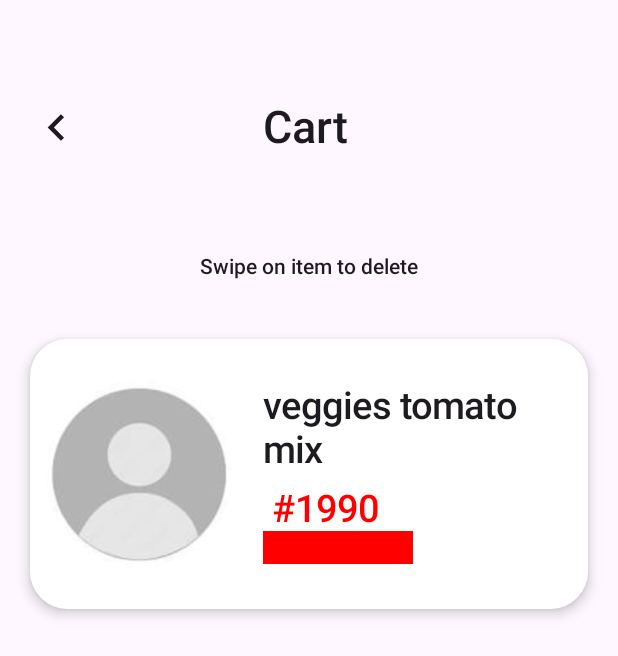
After one commit to bhavya89hr/FoodOrderApp, an Android app built with Jetpack Compose: the @Preview function CartScreen, on a phone screen of 412 x 824 dp. The commit adds this screen. Shown: the top 656 px of the screen. Run offline under Robolectric (Android 15) with nearby library versions, the phone set to English and light mode, and no system bars.

Commit message:
cart screen

```diff
--- a/app/src/main/java/com/bhavya/foodorder/MainActivity.kt
+++ b/app/src/main/java/com/bhavya/foodorder/MainActivity.kt
@@ -15,6 +15,7 @@ import androidx.navigation.NavController
 import androidx.navigation.NavHostController
 import com.bhavya.foodorder.navigation.FoNavigation
 import com.bhavya.foodorder.screens.GetStarted
+import com.bhavya.foodorder.screens.HomeScreen.HomeScreen
 import com.bhavya.foodorder.screens.profileScreen.Navigation.ProfileNav
 import com.bhavya.foodorder.screens.profileScreen.profileScreen
 
@@ -29,7 +30,7 @@ class MainActivity : ComponentActivity() {
         setContent {
             FoodOrderTheme {
 
-            ProfileNav()
+            FoNavigation()
             }
         }
     }
--- /dev/null
+++ b/app/src/main/java/com/bhavya/foodorder/screens/CartScreen/CartScreen.kt
@@ -0,0 +1,90 @@
+package com.bhavya.foodorder.screens.CartScreen
+
+import androidx.compose.foundation.Image
+import androidx.compose.foundation.background
+import androidx.compose.foundation.layout.Arrangement
+import androidx.compose.foundation.layout.Box
+import androidx.compose.foundation.layout.Column
+import androidx.compose.foundation.layout.Row
+import androidx.compose.foundation.layout.Spacer
+import androidx.compose.foundation.layout.fillMaxHeight
+import androidx.compose.foundation.layout.fillMaxSize
+import androidx.compose.foundation.layout.fillMaxWidth
+import androidx.compose.foundation.layout.height
+import androidx.compose.foundation.layout.padding
+import androidx.compose.foundation.layout.size
+import androidx.compose.foundation.layout.width
+import androidx.compose.foundation.rememberScrollState
+import androidx.compose.foundation.shape.CircleShape
+import androidx.compose.foundation.shape.RoundedCornerShape
+import androidx.compose.foundation.verticalScroll
+import androidx.compose.material.icons.Icons
+import androidx.compose.material.icons.filled.Delete
+import androidx.compose.material.icons.filled.KeyboardArrowLeft
+import androidx.compose.material3.Card
+import androidx.compose.material3.CardDefaults
+import androidx.compose.material3.Divider
+import androidx.compose.material3.Icon
+import androidx.compose.material3.Surface
+import androidx.compose.material3.Text
+import androidx.compose.runtime.Composable
+import androidx.compose.ui.Alignment
+import androidx.compose.ui.Modifier
+import androidx.compose.ui.draw.clip
+import androidx.compose.ui.graphics.Color
+import androidx.compose.ui.layout.ContentScale
+import androidx.compose.ui.res.painterResource
+import androidx.compose.ui.text.font.FontWeight
+import androidx.compose.ui.text.style.TextAlign
+import androidx.compose.ui.tooling.preview.Preview
+import androidx.compose.ui.unit.dp
+import androidx.compose.ui.unit.sp
+import com.bhavya.foodorder.R
+
+@Preview
+@Composable
+fun CartScreen(){
+    Surface(modifier = Modifier.fillMaxSize().background(color = Color(0xFFEFEEEE).copy(alpha = 0.6f))){
+        Column(modifier = Modifier.fillMaxSize().padding(20.dp,50.dp), verticalArrangement = Arrangement.Top, horizontalAlignment = Alignment.CenterHorizontally){
+Row(modifier = Modifier.fillMaxWidth().height(70.dp), verticalAlignment = Alignment.CenterVertically){
+    Icon(imageVector = Icons.Default.KeyboardArrowLeft, contentDescription = "", modifier = Modifier.size(35.dp))
+    Text(text = "Cart", fontWeight = FontWeight.SemiBold, fontSize = 30.sp,modifier = Modifier.padding(120.dp,0.dp))
+}
+            Spacer(modifier = Modifier.height(50.dp))
+
+            Text(text="Swipe on item to delete",fontWeight = FontWeight.SemiBold)
+            Spacer(modifier = Modifier.height(30.dp))
+            Card(
+                modifier = Modifier
+                    .height(200.dp).fillMaxWidth().padding(0.dp, 10.dp),
+                colors = CardDefaults.cardColors(containerColor = Color.White),
+                shape = RoundedCornerShape(25.dp),
+                elevation = CardDefaults.elevatedCardElevation(5.dp)
+            ) {
+                Row(modifier = Modifier.padding(10.dp)) {
+                    Box(modifier = Modifier.height(125.dp).width(125.dp).align(Alignment.CenterVertically) ) {
+                        Image(
+                            painter = painterResource(id = R.drawable.img),
+                            contentDescription = "Default Profile Picture",
+                            modifier = Modifier
+                                .fillMaxSize()
+                                .clip(CircleShape),
+                            contentScale = ContentScale.Crop
+                        )
+                    }
+                    Spacer(modifier = Modifier.width(20.dp))
+                    Column(modifier = Modifier.fillMaxHeight().width(205.dp).padding(0.dp, 20.dp).verticalScroll(rememberScrollState())) {
+Text(text="veggies tomato mix", fontWeight = FontWeight.SemiBold, fontSize = 25.sp)
+                        Spacer(modifier = Modifier.height(10.dp))
+                        Text(text=" #1990",fontWeight = FontWeight.SemiBold, fontSize = 25.sp,color=Color.Red)
+                        Box(modifier = Modifier.height(90.dp).width(100.dp).background(color = Color.Red))
+                        Row(modifier = Modifier.fillMaxSize(), verticalAlignment = Alignment.CenterVertically, horizontalArrangement = Arrangement.SpaceAround) {
+
+                        }
+                    }
+                }
+            }
+        }
+
+    }
+}
```
